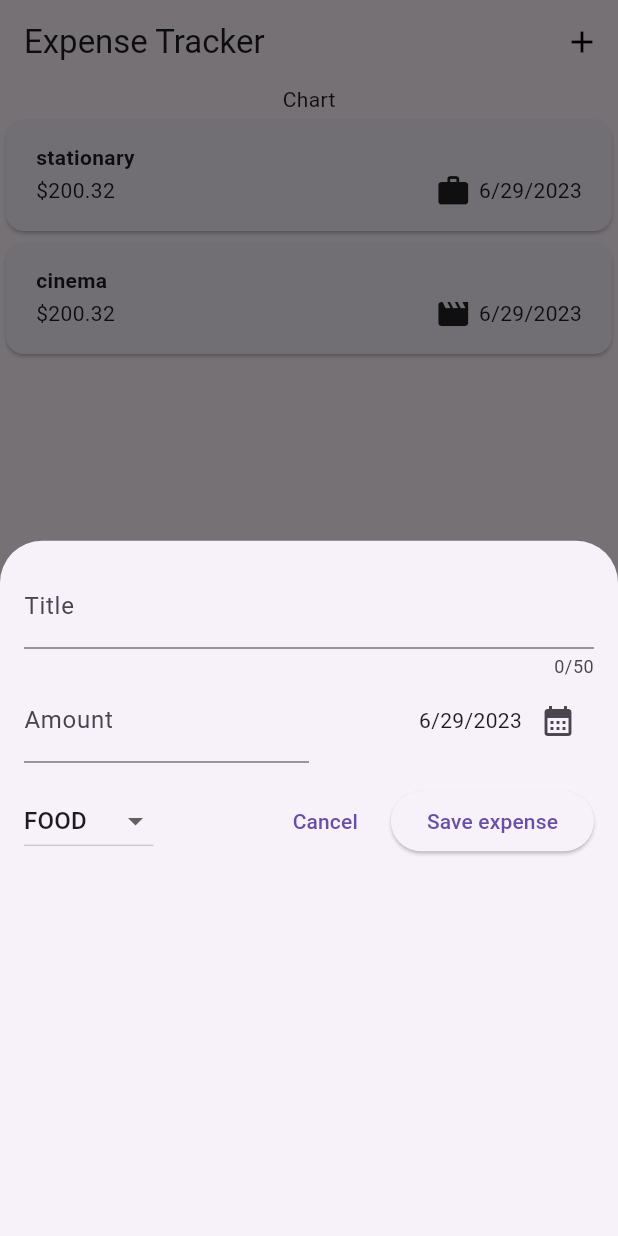
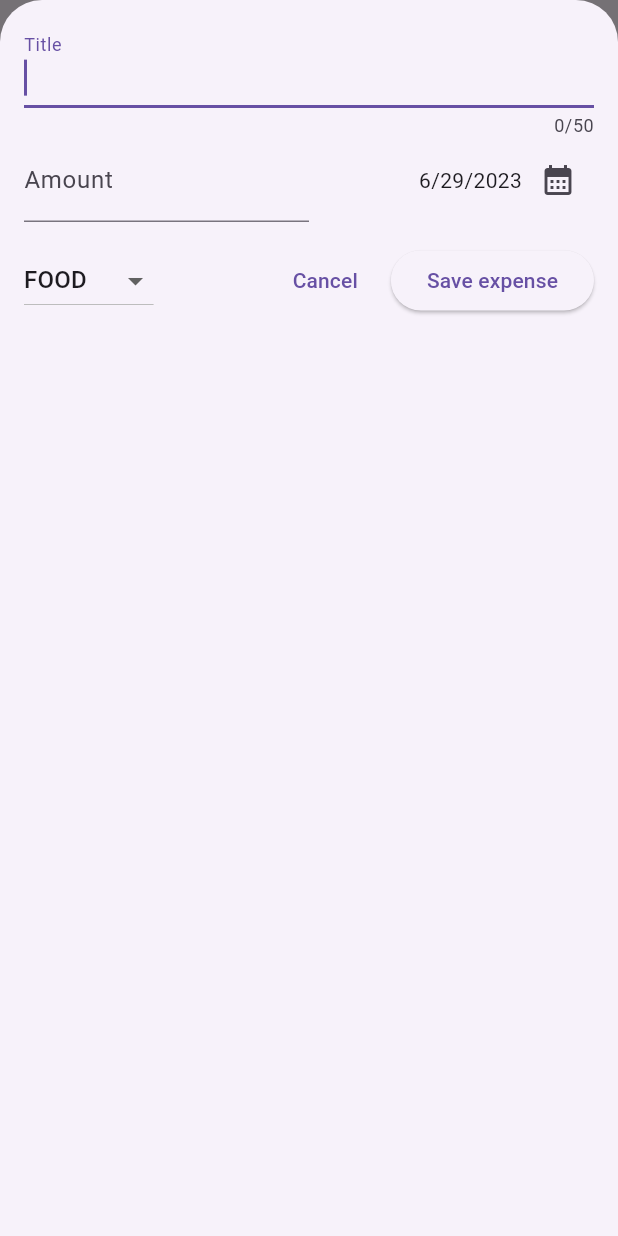
Before and after one commit to ganesh7262/flutter, a Flutter app: the screen it shows after launch, after a tap on the "add" icon, on a phone screen of 412 x 824 dp. Run offline on Flutter 3.47's test engine with Material 2 defaults, Android fonts, the phone set to English and light mode, and no system bars; our stand-ins replace animated_text_kit, audioplayers, cloud_firestore, firebase_auth, firebase_core, flutter_spinkit and 3 more; accounts and stored records are empty.

Commit message:
removed bugs

```diff
--- a/Flutter-dev/expense_tracker/lib/main_screen.dart
+++ b/Flutter-dev/expense_tracker/lib/main_screen.dart
@@ -26,9 +26,18 @@ class _ExpScreenState extends State<ExpScreen> {
 
   void _displayModalOverlayExpense() async {
     final newExp = await showModalBottomSheet(
-        context: context, builder: (context) => const NewExp());
+        isScrollControlled: true,
+        context: context,
+        builder: (context) => const NewExp());
     setState(() {
+      if (newExp == null) return;
       _registeredExpense.add(newExp);
+    });
+  }
+
+  void helperRemoveExp(Expense exp) {
+    setState(() {
+      _registeredExpense.remove(exp);
     });
   }
 
@@ -53,7 +62,10 @@ class _ExpScreenState extends State<ExpScreen> {
             width: double.infinity,
           ),
           Text("Chart"),
-          ExpensesListWid(expense: _registeredExpense)
+          ExpensesListWid(
+            expense: _registeredExpense,
+            helperRemoveExp: helperRemoveExp,
+          )
         ],
       ),
     );
--- a/Flutter-dev/expense_tracker/lib/utility/expenses_list.dart
+++ b/Flutter-dev/expense_tracker/lib/utility/expenses_list.dart
@@ -2,15 +2,20 @@ import 'package:expense_tracker/utility/expenseclass.dart';
 import 'package:flutter/material.dart';
 
 class ExpensesListWid extends StatelessWidget {
-  const ExpensesListWid({super.key, required this.expense});
+  const ExpensesListWid(
+      {super.key, required this.expense, required this.helperRemoveExp});
   final List<Expense> expense;
+  final Function(Expense expense) helperRemoveExp;
 
   @override
   Widget build(BuildContext context) {
     return ListView.builder(
         shrinkWrap: true,
         itemCount: expense.length,
-        itemBuilder: (ctx, idx) => ExpenseItem(expense[idx]));
+        itemBuilder: (ctx, idx) => Dismissible(
+            onDismissed: (dis) => helperRemoveExp(expense[idx]),
+            key: ValueKey(expense[idx]),
+            child: ExpenseItem(expense[idx])));
   }
 }
 
--- a/Flutter-dev/expense_tracker/lib/utility/new_exp_modal_sheet.dart
+++ b/Flutter-dev/expense_tracker/lib/utility/new_exp_modal_sheet.dart
@@ -66,11 +66,13 @@ class _NewExpState extends State<NewExp> {
 
   @override
   Widget build(BuildContext context) {
-    return Padding(
+    return SafeArea(
+      child: Padding(
         padding: const EdgeInsets.all(16),
         child: Column(
           children: [
             TextField(
+              autofocus: true,
               maxLength: 50,
               decoration: const InputDecoration(label: Text("Title")),
               controller: _titleController,
@@ -120,13 +122,12 @@ class _NewExpState extends State<NewExp> {
                     setState(() {
                       _dropDownSelected = val!;
                     });
-                  print(val);
                   },
                 ),
                 const Spacer(),
                 TextButton(
                     onPressed: () {
-                    Navigator.pop(context);
+                      Navigator.pop(context, null);
                     },
                     child: const Text("Cancel")),
                 const SizedBox(
@@ -141,6 +142,7 @@ class _NewExpState extends State<NewExp> {
             ),
           ],
         ),
+      ),
     );
   }
 }
```
Lines whose indentation alone changed are shown as unchanged.
